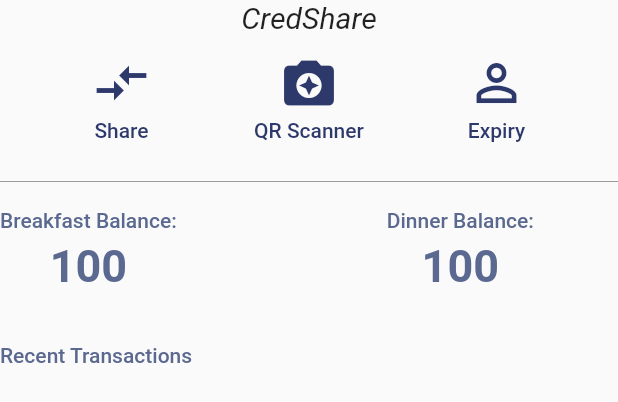
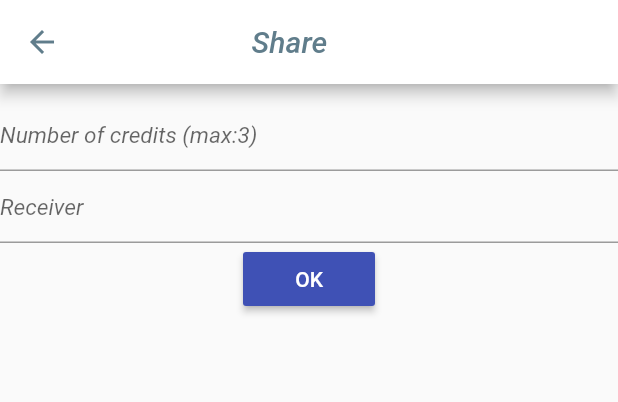
Before and after one commit to Jayljs/credshare, a Flutter app: the MainContent widget shown alone on an empty page, opened directly, after a tap on the "compare arrows" icon, on a phone screen of 412 x 824 dp. Shown: the top 402 px of the screen. Run offline on Flutter 3.47's test engine with Material 2 defaults, Android fonts, the phone set to English and light mode, and no system bars; our stand-ins replace cloud_firestore, firebase_auth; accounts and stored records are empty.

Commit message:
Changes to main, home and included share.dart

```diff
--- a/lib/Pages/home.dart
+++ b/lib/Pages/home.dart
@@ -17,10 +17,7 @@ class _HomeState extends State<Home> {
   @override
   Widget build(BuildContext context) {
     return Scaffold(
-      appBar: AppBar(
-        backgroundColor: Colors.indigo,
-        title: Text('Welcome ${widget.user.email}')
-      ),
+
       body: MainContent(),
     );
   }
@@ -57,7 +54,7 @@ class MainContent extends StatelessWidget {
                                 color: Color(0xff2d386b),
                                 size: 40.0,
                               ),
-                              onPressed: () {}
+                              onPressed: () {Navigator.of(context).pushNamed('/SharingPage');}
                           ),
                           new Text("Share", style: new TextStyle(
                               color: Color(0xff2d386b),
--- /dev/null
+++ b/lib/Pages/share.dart
@@ -0,0 +1,73 @@
+import 'package:flutter/material.dart';
+import 'package:credshare/main.dart';
+
+
+class SharingPage extends StatefulWidget{
+  @override
+State createState() => new SharingPageState();
+}
+
+class SharingPageState extends State<SharingPage> {
+  @override
+  Widget build(BuildContext context) {
+    // TODO: implement build
+    return new Scaffold(
+      appBar: AppBar(
+        iconTheme: IconThemeData(
+          color:Colors.blueGrey
+        ),
+        backgroundColor: Colors.white,
+        title: Align(
+          alignment: Alignment(-0.3,0),
+          child: Text ('Share',
+            style: TextStyle(fontStyle: FontStyle.italic,
+            color: Colors.blueGrey,
+            fontSize: 20.0
+            ),
+          ),
+        )
+      ),
+      body:new Content(),
+    );
+  }
+}
+
+class Content extends StatelessWidget {
+  @override
+  Widget build(BuildContext context) {
+    // TODO: implement build
+    return new ListView(
+      children: <Widget>[
+        new Container(
+          child: new Column(
+            children: <Widget>[
+              SizedBox(height:10.0),
+              new TextFormField(
+                decoration: new InputDecoration(
+                  hintText: "Number of credits (max:3)"
+                ),
+                style: TextStyle(fontSize: 15.0,
+                fontStyle: FontStyle.italic,
+                color: Color(0xff2d386b)),
+              ),
+              new TextFormField(
+                decoration: new InputDecoration(
+                    hintText: "Receiver"
+                ),
+                style: TextStyle(fontSize: 15.0,
+                    fontStyle: FontStyle.italic,
+                    color: Color(0xff2d386b)),
+              ),
+              RaisedButton(
+                color:Colors.indigo,
+                textColor:Colors.white,
+                child: Text('OK'),
+                onPressed: (){},
+              ),
+            ],
+          ),
+        )
+      ],
+    );
+  }
+}
--- a/lib/main.dart
+++ b/lib/main.dart
@@ -1,5 +1,6 @@
 import 'package:flutter/material.dart';
 import 'package:credshare/Pages/Setup/signIn.dart';
+import 'package:credshare/Pages/share.dart';
 
 
 void main() => runApp(CredShare());
@@ -13,6 +14,7 @@ class CredShare extends StatelessWidget {
       title: 'CredShare',
       home: LoginPage(),
       routes: <String, WidgetBuilder> {
+        "/SharingPage" : (BuildContext context) => new SharingPage(),
       }
       );
   }
```
